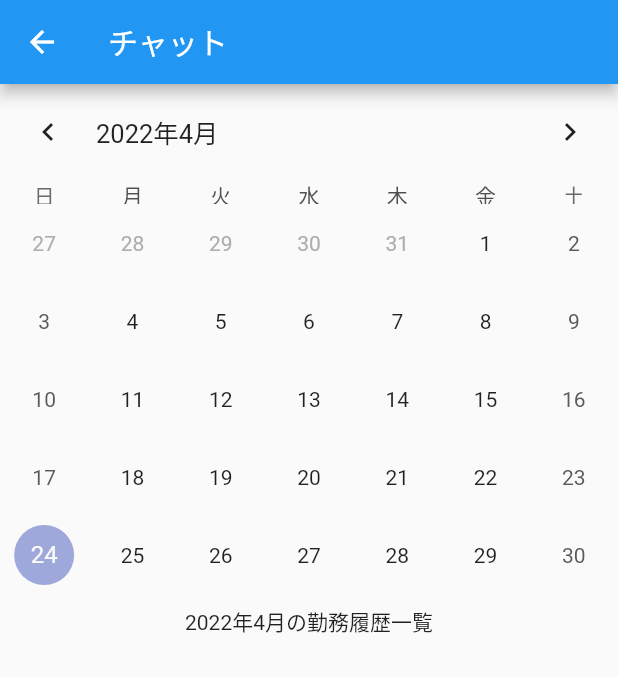
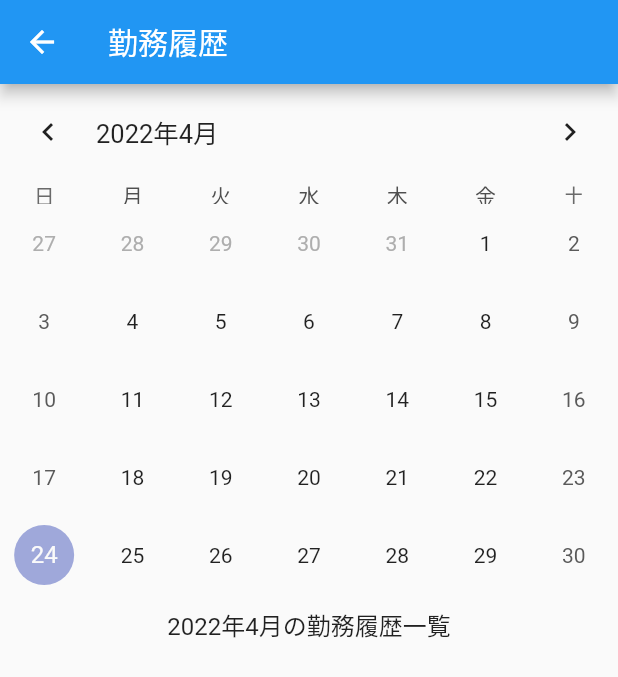
Before and after one commit to hari65536/attendance_management, a Flutter app: the HistoryPage screen opened directly, on a phone screen of 412 x 824 dp. Shown: the top 677 px of the screen. Run offline on Flutter 3.47's test engine with Material 2 defaults, Android fonts, the phone set to English and light mode, and no system bars; drawn by our look-alikes of table_calendar; our stand-ins replace cloud_firestore, firebase_core, flutter_riverpod; accounts and stored records are empty.

Commit message:
テキストの変更

```diff
--- a/lib/history.dart
+++ b/lib/history.dart
@@ -28,7 +28,7 @@ class _HistoryPageState extends State<HistoryPage> {
   Widget build(BuildContext context) {
     return Scaffold(
       appBar: AppBar(
-        title: const Text('チャット'),
+        title: const Text('勤務履歴'),
       ),
       body: Column(
         children: [
@@ -69,21 +69,26 @@ class _HistoryPageState extends State<HistoryPage> {
           Container(
             padding: const EdgeInsets.all(8),
             child: Text(
-                '${view_month_start.year}年${view_month_start.month}月の勤務履歴一覧'),
+              '${view_month_start.year}年${view_month_start.month}月の勤務履歴一覧',
+              style: const TextStyle(
+                // fontWeight: FontWeight.bold,
+                fontSize: 16,
+              ),
+            ),
           ),
           Expanded(
             // FutureBuilder
             // 非同期処理の結果を元にWidgetを作れる
-            child: FutureBuilder<QuerySnapshot>(
+            child: StreamBuilder<QuerySnapshot>(
               // 投稿メッセージ一覧を取得（非同期処理）
               // 投稿日時でソート
-              future: FirebaseFirestore.instance
+              stream: FirebaseFirestore.instance
                   .collection('user1')
                   .orderBy('createdAt')
                   .startAt([view_month_start]).endAt([view_month_end])
                   // .where('createdAt', isGreaterThanOrEqualTo: view_month_start)
                   // .where('createdAt', isLessThan: view_month_start)
-                  .get(),
+                  .snapshots(),
               builder: (context, snapshot) {
                 // データが取得できた場合
                 if (snapshot.hasData) {
@@ -154,19 +159,6 @@ class _HistoryPageState extends State<HistoryPage> {
                               },
                             );
                           },
-                          // 自分の投稿メッセージの場合は削除ボタンを表示
-                          trailing: document['name'] == 'user1'
-                              ? IconButton(
-                                  icon: const Icon(Icons.delete),
-                                  onPressed: () async {
-                                    // 投稿メッセージのドキュメントを削除
-                                    await FirebaseFirestore.instance
-                                        .collection('user1')
-                                        .doc(document.id)
-                                        .delete();
-                                  },
-                                )
-                              : null,
                         ),
                       );
                     }).toList(),
```
